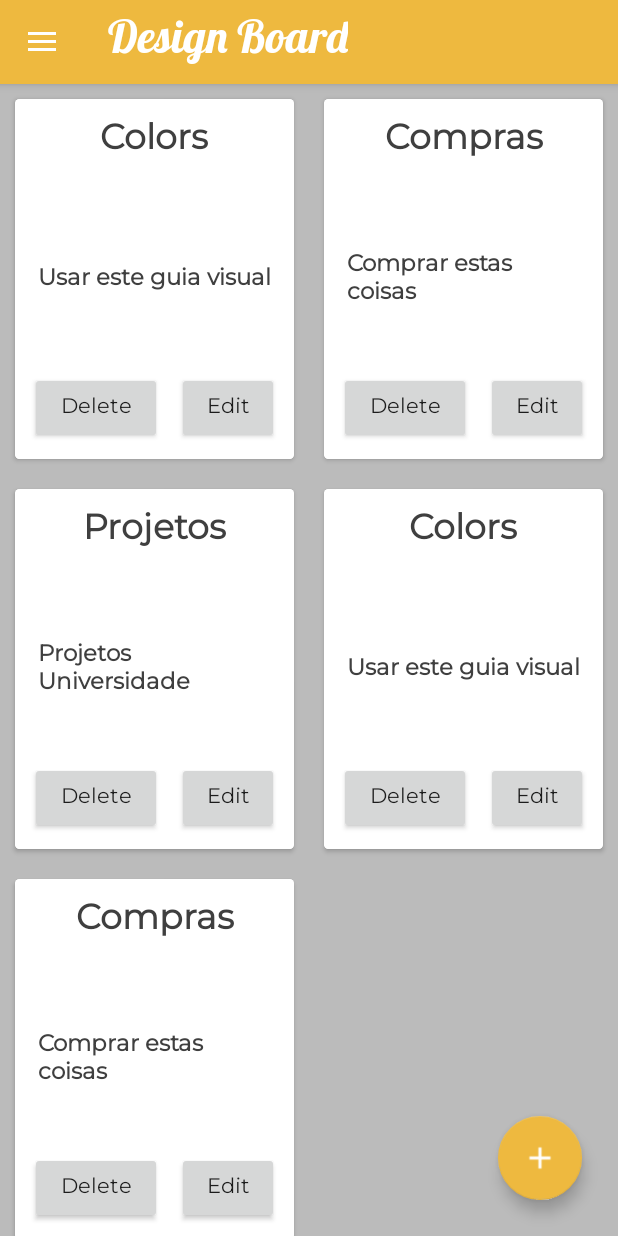
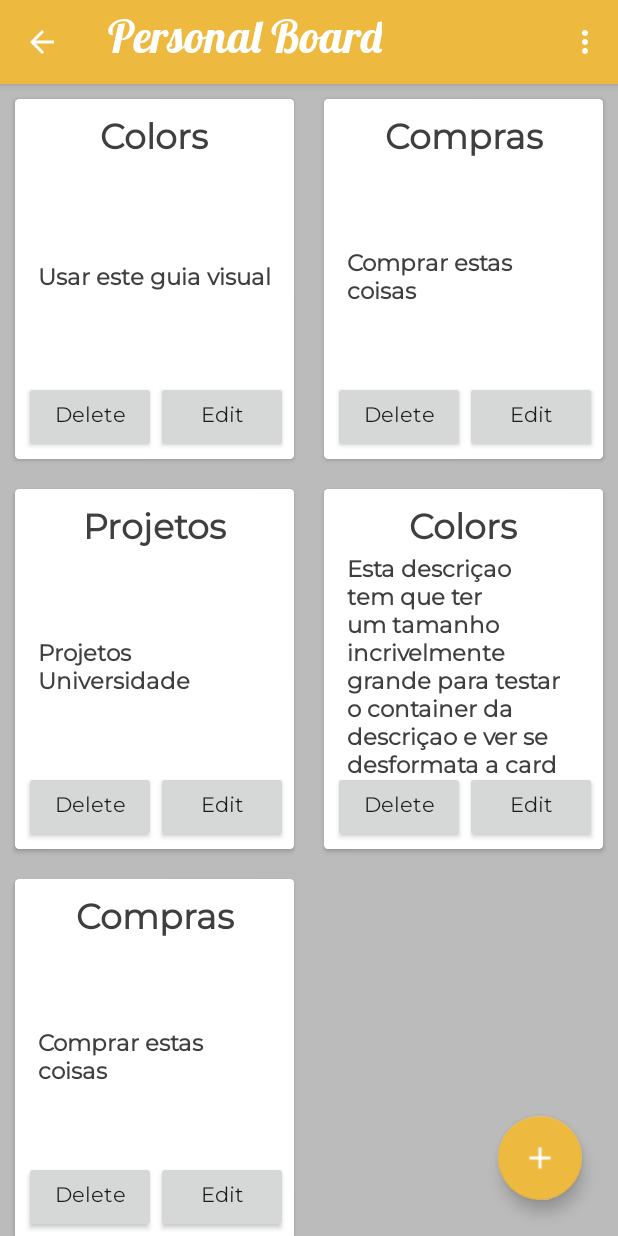
Before and after one commit to TomasCostaK/OrganizeIt, an Android app: the screen it shows after launch (Board), on a phone screen of 412 x 824 dp. Run offline under Robolectric (Android 15) with nearby library versions, the phone set to English and light mode, and no system bars.

Commit message:
Fixed Buttons, removed Drawer

```diff
--- a/app/src/main/java/com/example/drawer/Board.java
+++ b/app/src/main/java/com/example/drawer/Board.java
@@ -9,6 +9,9 @@ import android.support.v7.app.ActionBarDrawerToggle;
 import android.support.v7.app.AppCompatActivity;
 import android.support.v7.widget.GridLayoutManager;
 import android.support.v7.widget.RecyclerView;
+import android.view.Menu;
+import android.view.MenuInflater;
+import android.view.MenuItem;
 import android.view.View;
 import android.widget.Button;
 import android.widget.EditText;
@@ -23,9 +26,6 @@ import java.util.ArrayList;
 import java.util.List;
 
 public class Board extends AppCompatActivity {
-    // Drawer Variables
-    private DrawerLayout mDrawerlayout;
-    private ActionBarDrawerToggle mToggle;
 
     List<Card_Task> lstCards ;
 
@@ -38,7 +38,7 @@ public class Board extends AppCompatActivity {
         lstCards.add(new Card_Task("Colors","Usar este guia visual",R.drawable.mountain));
         lstCards.add(new Card_Task("Compras","Comprar estas coisas",R.drawable.mountain));
         lstCards.add(new Card_Task("Projetos","Projetos Universidade",R.drawable.mountain));
-        lstCards.add(new Card_Task("Colors","Usar este guia visual",R.drawable.mountain));
+        lstCards.add(new Card_Task("Colors","Esta descriçao tem que ter um tamanho incrivelmente grande para testar o container da descriçao e ver se desformata a card",R.drawable.mountain));
         lstCards.add(new Card_Task("Compras","Comprar estas coisas",R.drawable.mountain));
 
 
@@ -96,16 +96,9 @@ public class Board extends AppCompatActivity {
             }
         });
 
-        // DRAWER
-        mDrawerlayout = (DrawerLayout) findViewById(R.id.drawer_tasks);
-        mToggle = new ActionBarDrawerToggle(this, mDrawerlayout,R.string.open, R.string.close);
-        mDrawerlayout.addDrawerListener(mToggle);
-        mToggle.syncState();
+        //ACTION BAR
         getSupportActionBar().setDisplayHomeAsUpEnabled(true);
-        // END DRAWER
-
-        //ACTION BAR
-        getSupportActionBar().setTitle("Design Board");
+        getSupportActionBar().setTitle("Personal Board");
 
     }
 
@@ -117,4 +110,47 @@ public class Board extends AppCompatActivity {
         lstCards.add(card);
     }
 
+    @Override
+    public boolean onCreateOptionsMenu(Menu menu) {
+        MenuInflater inflater = getMenuInflater();
+        ((MenuInflater) inflater).inflate(R.menu.drawertasks, menu);
+        return true;
+    }
+
+    @Override
+    public boolean onOptionsItemSelected(MenuItem item) {
+        switch(item.getItemId()){
+            case R.id.menu_settings:
+                startActivity(new Intent(this, BoardMembers.class));
+                return true;
+            case R.id.menu_share:
+                Toast.makeText(this,"Send your friends this link: OrganizeIt/I3nazx45",Toast.LENGTH_LONG).show();
+                return true;
+            case R.id.menu_delete:
+                confirmDelete();
+                return true;
+            case R.id.home:
+                this.finish();
+                return super.onOptionsItemSelected(item);
+            default:
+                return super.onOptionsItemSelected(item);
+        }
+
+    }
+
+    private void confirmDelete() {
+        android.app.AlertDialog.Builder mBuilder = new android.app.AlertDialog.Builder(Board.this);
+        View mView = getLayoutInflater().inflate(R.layout.dialog_new_board, null);
+        TextView create_board = (TextView) mView.findViewById(R.id.create_board);
+        final TextView name_text = (TextView) mView.findViewById(R.id.name_text);
+        TextView member_text = (TextView) mView.findViewById(R.id.member_text);
+        final EditText name_edit = (EditText) mView.findViewById(R.id.name_edit);
+        TextView member_edit = (TextView) mView.findViewById(R.id.member_edit);
+        Button cancel_btn = (Button) mView.findViewById(R.id.cancel_btn);
+        Button create_btn = (Button) mView.findViewById(R.id.create_btn);
+
+        mBuilder.setView(mView);
+        final AlertDialog creation_dialog = mBuilder.create();
+        creation_dialog.show();
+    }
 }
--- a/app/src/main/java/com/example/drawer/BoardMembers.java
+++ b/app/src/main/java/com/example/drawer/BoardMembers.java
@@ -10,8 +10,6 @@ public class BoardMembers extends AppCompatActivity {
     protected void onCreate(Bundle savedInstanceState) {
         super.onCreate(savedInstanceState);
         setContentView(R.layout.activity_board_members);
-
-
 
         //ACTION BAR
         getSupportActionBar().setDisplayShowHomeEnabled(true);
--- /dev/null
+++ b/app/src/main/res/drawable/ic_delete.xml
@@ -0,0 +1,9 @@
+<vector xmlns:android="http://schemas.android.com/apk/res/android"
+        android:width="24dp"
+        android:height="24dp"
+        android:viewportWidth="24.0"
+        android:viewportHeight="24.0">
+    <path
+        android:fillColor="#FF000000"
+        android:pathData="M6,19c0,1.1 0.9,2 2,2h8c1.1,0 2,-0.9 2,-2V7H6v12zM19,4h-3.5l-1,-1h-5l-1,1H5v2h14V4z"/>
+</vector>
--- /dev/null
+++ b/app/src/main/res/drawable/ic_share.xml
@@ -0,0 +1,9 @@
+<vector xmlns:android="http://schemas.android.com/apk/res/android"
+        android:width="24dp"
+        android:height="24dp"
+        android:viewportWidth="24.0"
+        android:viewportHeight="24.0">
+    <path
+        android:fillColor="#FF000000"
+        android:pathData="M18,16.08c-0.76,0 -1.44,0.3 -1.96,0.77L8.91,12.7c0.05,-0.23 0.09,-0.46 0.09,-0.7s-0.04,-0.47 -0.09,-0.7l7.05,-4.11c0.54,0.5 1.25,0.81 2.04,0.81 1.66,0 3,-1.34 3,-3s-1.34,-3 -3,-3 -3,1.34 -3,3c0,0.24 0.04,0.47 0.09,0.7L8.04,9.81C7.5,9.31 6.79,9 6,9c-1.66,0 -3,1.34 -3,3s1.34,3 3,3c0.79,0 1.5,-0.31 2.04,-0.81l7.12,4.16c-0.05,0.21 -0.08,0.43 -0.08,0.65 0,1.61 1.31,2.92 2.92,2.92 1.61,0 2.92,-1.31 2.92,-2.92s-1.31,-2.92 -2.92,-2.92z"/>
+</vector>
--- /dev/null
+++ b/app/src/main/res/drawable/settings_white.xml
@@ -0,0 +1,5 @@
+<vector android:height="24dp" android:tint="#000000"
+    android:viewportHeight="24" android:viewportWidth="24"
+    android:width="24dp" xmlns:android="http://schemas.android.com/apk/res/android">
+    <path android:fillColor="#FF000000" android:pathData="M19.1,12.9a2.8,2.8 0,0 0,0.1 -0.9,2.8 2.8,0 0,0 -0.1,-0.9l2.1,-1.6a0.7,0.7 0,0 0,0.1 -0.6L19.4,5.5a0.7,0.7 0,0 0,-0.6 -0.2l-2.4,1a6.5,6.5 0,0 0,-1.6 -0.9l-0.4,-2.6a0.5,0.5 0,0 0,-0.5 -0.4H10.1a0.5,0.5 0,0 0,-0.5 0.4L9.3,5.4a5.6,5.6 0,0 0,-1.7 0.9l-2.4,-1a0.4,0.4 0,0 0,-0.5 0.2l-2,3.4c-0.1,0.2 0,0.4 0.2,0.6l2,1.6a2.8,2.8 0,0 0,-0.1 0.9,2.8 2.8,0 0,0 0.1,0.9L2.8,14.5a0.7,0.7 0,0 0,-0.1 0.6l1.9,3.4a0.7,0.7 0,0 0,0.6 0.2l2.4,-1a6.5,6.5 0,0 0,1.6 0.9l0.4,2.6a0.5,0.5 0,0 0,0.5 0.4h3.8a0.5,0.5 0,0 0,0.5 -0.4l0.3,-2.6a5.6,5.6 0,0 0,1.7 -0.9l2.4,1a0.4,0.4 0,0 0,0.5 -0.2l2,-3.4c0.1,-0.2 0,-0.4 -0.2,-0.6ZM12,15.6A3.6,3.6 0,1 1,15.6 12,3.6 3.6,0 0,1 12,15.6Z"/>
+</vector>
--- a/app/src/main/res/layout/cardview_item_task.xml
+++ b/app/src/main/res/layout/cardview_item_task.xml
@@ -54,7 +54,7 @@
             android:layout_height="wrap_content"
             android:layout_alignRight="@id/card_img"
             android:layout_alignBottom="@id/card_img"
-            android:padding="10dp">
+            android:padding="4dp">
 
             <Button
                 android:id="@+id/delete_card"
@@ -62,7 +62,6 @@
                 android:layout_height="wrap_content"
                 android:fontFamily="@font/montserrat"
                 android:textAllCaps="false"
-                android:layout_marginRight="10dp"
                 android:text="Delete"/>
 
             <Button
--- a/app/src/main/res/layout/deleting_board.xml
+++ b/app/src/main/res/layout/deleting_board.xml
@@ -21,7 +21,7 @@
         android:layout_width="match_parent"
         android:layout_height="wrap_content"
         android:fontFamily="@font/montserrat"
-        android:text="Are you sure you want to delete 'Design Team'?"
+        android:text="Are you sure you want to delete this board?"
         android:textSize="20sp"
         android:id="@+id/deleteBoardText" />
 
--- a/app/src/main/res/layout/deleting_card.xml
+++ b/app/src/main/res/layout/deleting_card.xml
@@ -21,7 +21,7 @@
         android:layout_width="match_parent"
         android:layout_height="wrap_content"
         android:fontFamily="@font/montserrat"
-        android:text="Are you sure you want to delete 'Lista Compras'?"
+        android:text="Are you sure you want to delete this card?"
         android:textSize="20sp"
         android:id="@+id/deleteCardText" />
 
--- a/app/src/main/res/layout/deleting_collaborators.xml
+++ b/app/src/main/res/layout/deleting_collaborators.xml
@@ -21,7 +21,7 @@
         android:layout_width="match_parent"
         android:layout_height="wrap_content"
         android:fontFamily="@font/montserrat"
-        android:text="Are you sure you want to remove 'António Costa' from 'Design Team'?"
+        android:text="Are you sure you want to remove 'António Costa' from this board?"
         android:textSize="20sp"
         android:id="@+id/deleteCollabText" />
 
--- a/app/src/main/res/layout/tasks.xml
+++ b/app/src/main/res/layout/tasks.xml
@@ -32,16 +32,4 @@
 
     </RelativeLayout>
 
-
-    <android.support.design.widget.NavigationView
-        android:layout_width="wrap_content"
-        android:layout_height="match_parent"
-        android:layout_gravity="end"
-        app:headerLayout="@layout/headertasks"
-        app:itemTextColor="@color/colorPrimaryDark"
-        app:menu="@menu/drawertasks">
-    </android.support.design.widget.NavigationView>
-
-
-
 </android.support.v4.widget.DrawerLayout>
--- a/app/src/main/res/menu/drawertasks.xml
+++ b/app/src/main/res/menu/drawertasks.xml
@@ -1,9 +1,7 @@
 <?xml version="1.0" encoding="utf-8"?>
-<menu xmlns:android="http://schemas.android.com/apk/res/android">
-    <item android:id="@+id/Members" android:title="Members" android:icon="@drawable/ic_backup_black_24dp" ></item>
-    <item android:id="@+id/background" android:title="Background" android:icon="@drawable/ic_backup_black_24dp"></item>
-    <item android:id="@+id/changeName" android:title="Change Name" android:icon="@drawable/ic_backup_black_24dp" ></item>
-    <item android:id="@+id/unfavourite" android:title="Unfavourite" android:icon="@drawable/ic_backup_black_24dp"></item>
-    <item android:id="@+id/share" android:title="Share" android:icon="@drawable/ic_backup_black_24dp"></item>
-    <item android:id="@+id/delete" android:title="Delete" android:icon="@drawable/ic_backup_black_24dp"></item>
+<menu xmlns:android="http://schemas.android.com/apk/res/android"
+    xmlns:app="http://schemas.android.com/apk/res-auto">
+    <item android:id="@+id/menu_settings" android:title="Settings" app:showAsAction="never" android:icon="@drawable/settings_white" ></item>
+    <item android:id="@+id/menu_share" android:title="Share" app:showAsAction="never" android:icon="@drawable/ic_share"></item>
+    <item android:id="@+id/menu_delete" android:title="Delete" app:showAsAction="never" android:icon="@drawable/ic_delete"></item>
 </menu>
```
Also changed, not shown: app/src/main/res/layout/headertasks.xml (deleted, +0 -26 lines).
